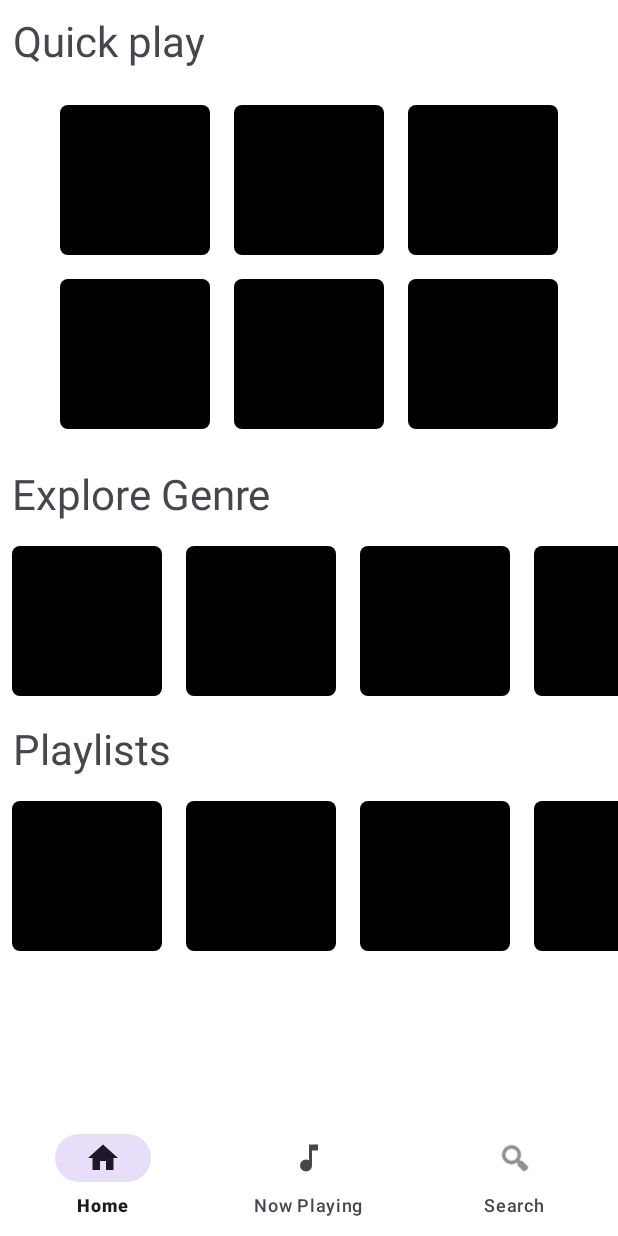
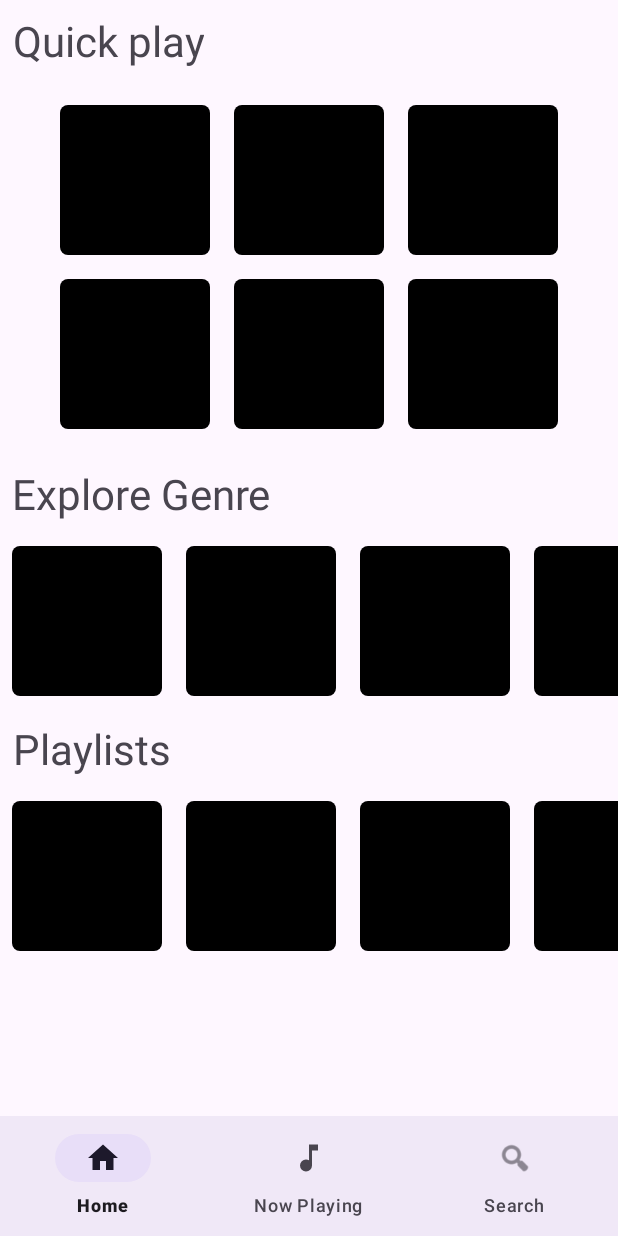
Before and after one commit to DoMHieu/Mobile-Dev-Gr8, an Android app: the screen it shows after launch (MainActivity), on a phone screen of 412 x 824 dp. Run offline under Robolectric (Android 15) with nearby library versions, the phone set to English and light mode, and no system bars.

Commit message:
update theme, still bad

```diff
--- a/music/app/src/main/java/com/example/music/MusicService.kt
+++ b/music/app/src/main/java/com/example/music/MusicService.kt
@@ -51,7 +51,7 @@ class MusicService : Service() {
             if (::exoPlayer.isInitialized && exoPlayer.isPlaying) {
                 sendProgressBroadcast()
             }
-            handler.postDelayed(this, 100) //for handler update 10 times in 1 second, no limit = most CPU use but most smooth
+            handler.postDelayed(this, 1000) //for handler update 1 times in 1 second, no limit = most CPU use but smoothest
         }
     }
 
--- a/music/app/src/main/java/com/example/music/SongAdapter.kt
+++ b/music/app/src/main/java/com/example/music/SongAdapter.kt
@@ -43,7 +43,7 @@ class SongAdapter(
         val current = MusicQueueManager.getCurrent()
         if (current != null && current.url == song.url) {
             holder.itemView.setBackgroundColor(
-                ContextCompat.getColor(holder.itemView.context, R.color.black)
+                ContextCompat.getColor(holder.itemView.context, R.color.md_theme_dark_primary)
             )
             holder.playingIcon.visibility = View.VISIBLE
         } else {
--- a/music/app/src/main/res/values-night/themes.xml
+++ b/music/app/src/main/res/values-night/themes.xml
@@ -1,12 +1,10 @@
 <resources xmlns:tools="http://schemas.android.com/tools">
-    <style name="Theme.MyApp" parent="Theme.Material3.DayNight.NoActionBar">
-        <item name="colorPrimary">@color/black</item>
-        <item name="colorOnPrimary">@color/white</item>
-        <item name="colorSecondary">@color/white</item>
-        <item name="colorOnSecondary">@color/black</item>
-        <item name="android:colorBackground">@color/white</item>
-        <item name="colorOnBackground">@color/black</item>
-        <item name="android:statusBarColor">?attr/colorPrimary</item>
-        <item name="android:windowLightStatusBar">true</item>
+
+    <style name="Theme.MyApp" parent="Theme.Material3.Light.NoActionBar">
+        <item name="colorPrimary">@color/md_theme_light_primary</item>
+        <item name="colorOnPrimary">@color/md_theme_light_onPrimary</item>
+        <item name="colorPrimaryContainer">@color/md_theme_light_primaryContainer</item>
+        <item name="colorOnPrimaryContainer">@color/md_theme_light_onPrimaryContainer</item>
+        <item name="android:statusBarColor">?attr/colorSurface</item>
     </style>
 </resources>
--- a/music/app/src/main/res/values/themes.xml
+++ b/music/app/src/main/res/values/themes.xml
@@ -1,12 +1,10 @@
 <resources xmlns:tools="http://schemas.android.com/tools">
-    <style name="Theme.MyApp" parent="Theme.Material3.DayNight.NoActionBar">
-        <item name="colorPrimary">@color/black</item>
-        <item name="colorOnPrimary">@color/white</item>
-        <item name="colorSecondary">@color/white</item>
-        <item name="colorOnSecondary">@color/black</item>
-        <item name="android:colorBackground">@color/white</item>
-        <item name="colorOnBackground">@color/black</item>
-        <item name="android:statusBarColor">?attr/colorPrimary</item>
-        <item name="android:windowLightStatusBar">true</item>
+
+    <style name="Theme.MyApp" parent="Theme.Material3.Light.NoActionBar">
+        <item name="colorPrimary">@color/md_theme_light_primary</item>
+        <item name="colorOnPrimary">@color/md_theme_light_onPrimary</item>
+        <item name="colorPrimaryContainer">@color/md_theme_light_primaryContainer</item>
+        <item name="colorOnPrimaryContainer">@color/md_theme_light_onPrimaryContainer</item>
+        <item name="android:statusBarColor">?attr/colorSurface</item>
     </style>
 </resources>
```
Also changed, not shown: music/app/src/main/res/values/colors.xml (+52 -2 lines).
